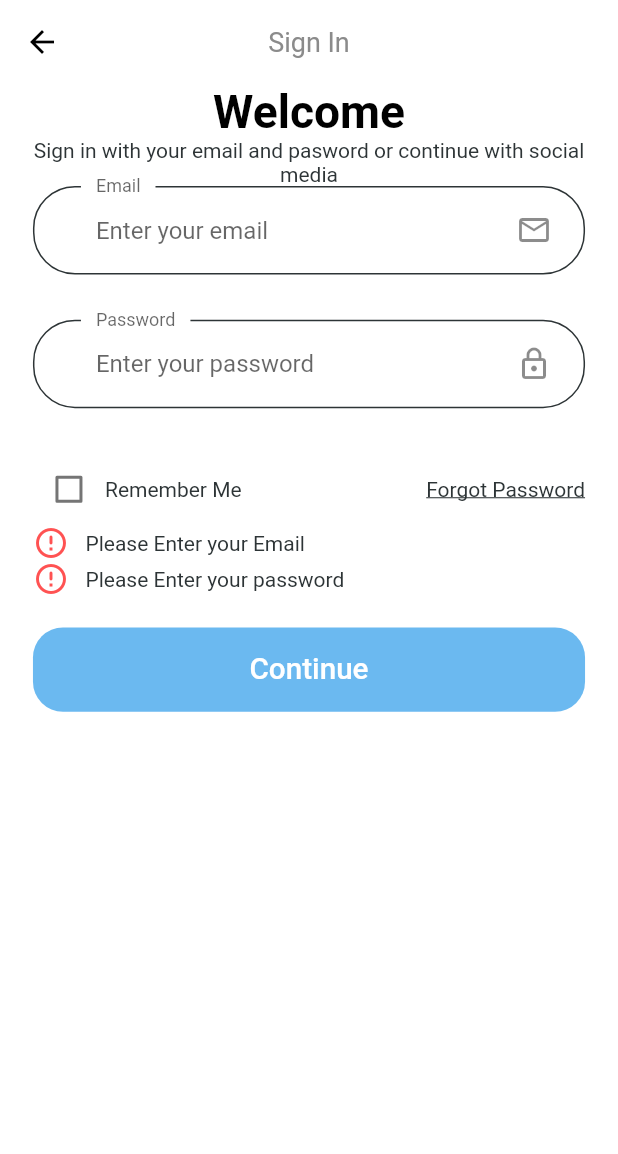
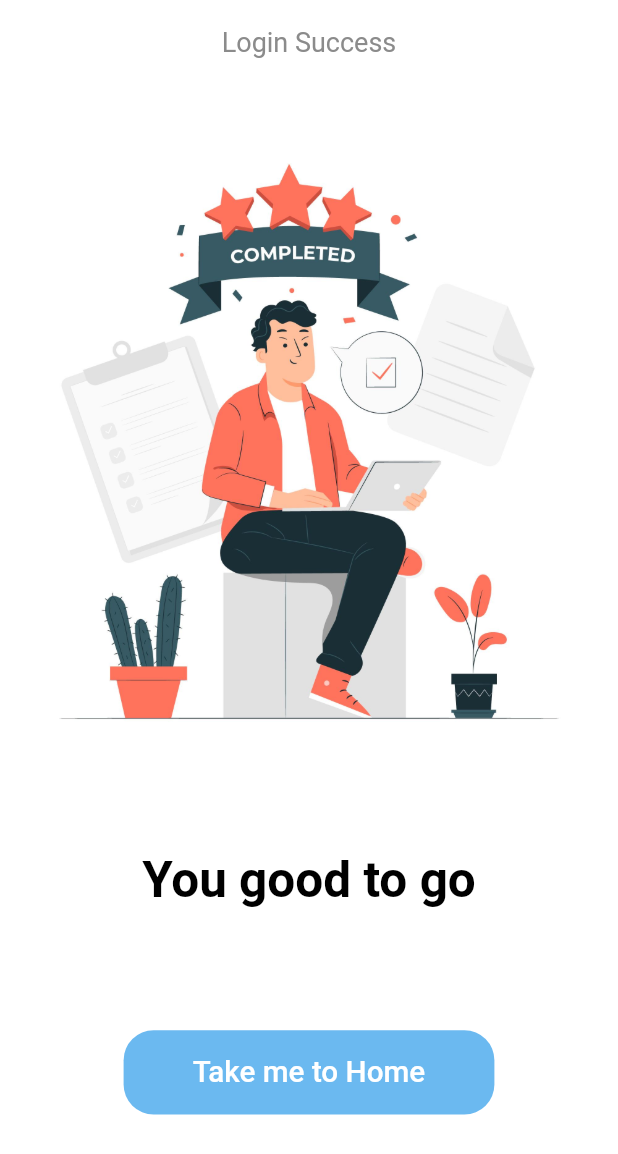
Before and after one commit to tonyhart7/ecommerce_improved, a Flutter app: the SignInScreen screen opened by its route, after a tap on "Continue", on a phone screen of 412 x 824 dp. Shown: the top 1154 px of the screen. Run offline on Flutter 3.47's test engine with Material 2 defaults, Android fonts, the phone set to English and light mode, and no system bars; our stand-ins replace flutter_svg.

Commit message:
add login screen and so on

```diff
--- /dev/null
+++ b/lib/components/no_account_text.dart
@@ -0,0 +1,31 @@
+import 'package:flutter/material.dart';
+
+import '../constants.dart';
+import '../size_config.dart';
+
+class NoAccountText extends StatelessWidget {
+  const NoAccountText({
+    Key key,
+  }) : super(key: key);
+
+  @override
+  Widget build(BuildContext context) {
+    return Row(
+      mainAxisAlignment: MainAxisAlignment.center,
+      children: [
+        Text(
+          'Dont have an account ?',
+          style: TextStyle(fontSize: getProportionalScreenWidth(16)),
+        ),
+        GestureDetector(
+          onTap: () {},
+          child: Text(
+            'Sing Up',
+            style: TextStyle(
+                fontSize: getProportionalScreenWidth(16), color: hPrimaryColor),
+          ),
+        ),
+      ],
+    );
+  }
+}
--- /dev/null
+++ b/lib/components/social_card.dart
@@ -0,0 +1,34 @@
+import 'package:flutter/material.dart';
+import 'package:flutter_svg/svg.dart';
+
+import '../size_config.dart';
+
+class SocialCard extends StatelessWidget {
+  const SocialCard({
+    Key key,
+    this.icon,
+    this.press,
+  }) : super(key: key);
+
+  final String icon;
+  final Function press;
+
+  @override
+  Widget build(BuildContext context) {
+    return GestureDetector(
+      onTap: press,
+      child: Container(
+        margin:
+            EdgeInsets.symmetric(horizontal: getProportionalScreenWidth(10)),
+        padding: EdgeInsets.all(getProportionalScreenWidth(12)),
+        height: getProportionalScreenHeight(50),
+        width: getProportionalScreenWidth(50),
+        decoration: BoxDecoration(
+          color: Color(0xFFF5F6F9),
+          shape: BoxShape.circle,
+        ),
+        child: SvgPicture.asset(icon),
+      ),
+    );
+  }
+}
--- a/lib/route.dart
+++ b/lib/route.dart
@@ -1,3 +1,5 @@
+import 'package:ecommerce_improved/screens/forgot_password/forgot_password_screen.dart';
+import 'package:ecommerce_improved/screens/login_success/components/login_success_screen.dart';
 import 'package:ecommerce_improved/screens/sing_in/sing_in_screen.dart';
 import 'package:ecommerce_improved/screens/splash/splash_screen.dart';
 import 'package:flutter/widgets.dart';
@@ -6,4 +8,6 @@ import 'package:flutter/widgets.dart';
 final Map<String, WidgetBuilder> routes = {
   SplashScreen.routeName: (context) => SplashScreen(),
   SignInScreen.routeName: (context) => SignInScreen(),
+  ForgotPasswordScreen.routeName: (context) => ForgotPasswordScreen(),
+  LoginSuccessScreen.routeName: (context) => LoginSuccessScreen(),
 };
--- /dev/null
+++ b/lib/screens/login_success/components/body.dart
@@ -0,0 +1,36 @@
+import 'package:ecommerce_improved/components/default_button.dart';
+import 'package:ecommerce_improved/size_config.dart';
+import 'package:flutter/material.dart';
+
+class Body extends StatelessWidget {
+  @override
+  Widget build(BuildContext context) {
+    return Column(
+      children: [
+        SizedBox(height: SizeConfig.screenHeight * 0.04),
+        Image.asset(
+          'assets/images/login success.jpg',
+          height: SizeConfig.screenHeight * 0.5, //50%
+        ),
+        SizedBox(height: SizeConfig.screenHeight * 0.08),
+        Text(
+          'You good to go',
+          style: TextStyle(
+            fontSize: getProportionalScreenWidth(30),
+            fontWeight: FontWeight.bold,
+            color: Colors.black,
+          ),
+        ),
+        Spacer(),
+        SizedBox(
+          width: SizeConfig.screenWidth * 0.6,
+          child: DefaultButton(
+            text: 'Take me to Home',
+            press: () {},
+          ),
+        ),
+        Spacer(),
+      ],
+    );
+  }
+}
--- /dev/null
+++ b/lib/screens/login_success/components/login_success_screen.dart
@@ -0,0 +1,17 @@
+import 'package:flutter/material.dart';
+
+import 'package:ecommerce_improved/screens/login_success/components/body.dart';
+
+class LoginSuccessScreen extends StatelessWidget {
+  static String routeName = '/login_success';
+  @override
+  Widget build(BuildContext context) {
+    return Scaffold(
+      appBar: AppBar(
+        leading: SizedBox(),
+        title: Text('Login Success'),
+      ),
+      body: Body(),
+    );
+  }
+}
--- a/lib/screens/sing_in/components/body.dart
+++ b/lib/screens/sing_in/components/body.dart
@@ -1,3 +1,5 @@
+import 'package:ecommerce_improved/components/no_account_text.dart';
+import 'package:ecommerce_improved/components/social_card.dart';
 import 'package:ecommerce_improved/screens/sing_in/components/sing_form.dart';
 import 'package:flutter/material.dart';
 
@@ -12,8 +14,10 @@ class Body extends StatelessWidget {
         child: Padding(
           padding:
               EdgeInsets.symmetric(horizontal: getProportionalScreenWidth(20)),
+          child: SingleChildScrollView(
             child: Column(
               children: [
+                SizedBox(height: SizeConfig.screenHeight * 0.04),
                 Text(
                   'Welcome',
                   style: TextStyle(
@@ -25,8 +29,30 @@ class Body extends StatelessWidget {
                   'Sign in with your email and pasword or continue with social media',
                   textAlign: TextAlign.center,
                 ),
+                SizedBox(height: SizeConfig.screenHeight * 0.08),
                 SignForm(),
+                SizedBox(height: SizeConfig.screenHeight * 0.08),
+                Row(
+                  mainAxisAlignment: MainAxisAlignment.center,
+                  children: [
+                    SocialCard(
+                      icon: 'assets/icons/facebook.svg',
+                      press: () {},
+                    ),
+                    SocialCard(
+                      icon: 'assets/icons/search.svg',
+                      press: () {},
+                    ),
+                    SocialCard(
+                      icon: 'assets/icons/twitter.svg',
+                      press: () {},
+                    ),
                   ],
+                ),
+                SizedBox(height: getProportionalScreenHeight(20)),
+                NoAccountText(),
+              ],
+            ),
           ),
         ),
       ),
--- a/lib/screens/sing_in/components/sing_form.dart
+++ b/lib/screens/sing_in/components/sing_form.dart
@@ -1,5 +1,7 @@
 import 'package:ecommerce_improved/components/default_button.dart';
 import 'package:ecommerce_improved/components/form_error.dart';
+import 'package:ecommerce_improved/screens/forgot_password/forgot_password_screen.dart';
+import 'package:ecommerce_improved/screens/login_success/components/login_success_screen.dart';
 import 'package:flutter/material.dart';
 
 import '../../../constants.dart';
@@ -40,9 +42,13 @@ class _SignFormState extends State<SignForm> {
               ),
               Text('Remember Me'),
               Spacer(),
-              Text(
-                'Forgot Password',
-                style: TextStyle(decoration: TextDecoration.underline),
+              GestureDetector(
+                onTap: () => Navigator.pushNamed(
+                    context, ForgotPasswordScreen.routeName),
+                child: Text(
+                  'Forgot Password',
+                  style: TextStyle(decoration: TextDecoration.underline),
+                ),
               )
             ],
           ),
@@ -53,6 +59,7 @@ class _SignFormState extends State<SignForm> {
             press: () {
               if (_formKey.currentState.validate()) {
                 _formKey.currentState.save();
+                Navigator.pushNamed(context, LoginSuccessScreen.routeName);
               }
             },
           )
@@ -86,6 +93,7 @@ class _SignFormState extends State<SignForm> {
           setState(() {
             errors.add(hShortPassError);
           });
+          return '';
         }
         return null;
       },
@@ -128,6 +136,7 @@ class _SignFormState extends State<SignForm> {
           setState(() {
             errors.add(hInvalidEmailError);
           });
+          return '';
         }
         return null;
       },
```
Also changed, not shown: lib/screens/forgot_password/components/body.dart (added, +118 -0 lines), lib/screens/forgot_password/forgot_password_screen.dart (added, +16 -0 lines), assets/icons/Mail.svg (added), assets/icons/facebook.svg (added), assets/icons/search.svg (added), assets/icons/twitter.svg (added), assets/images/login success.jpg (added). Lines whose indentation alone changed are shown as unchanged.
